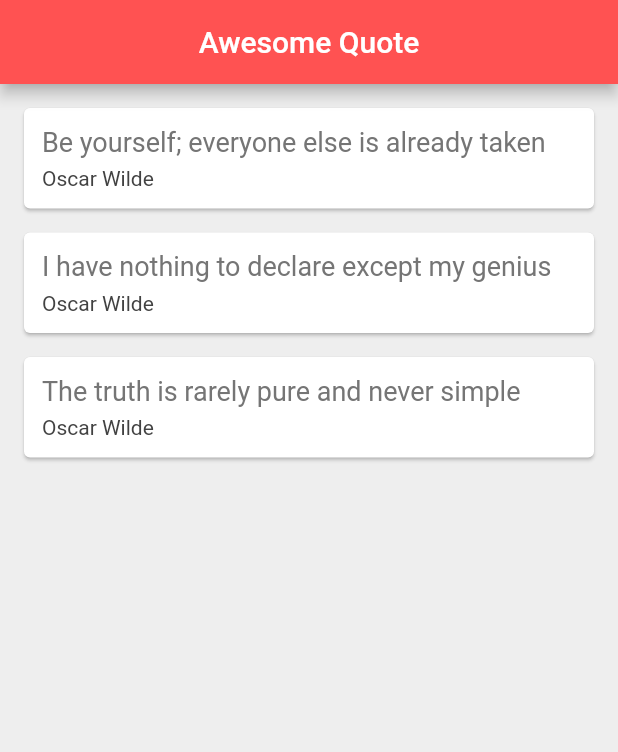
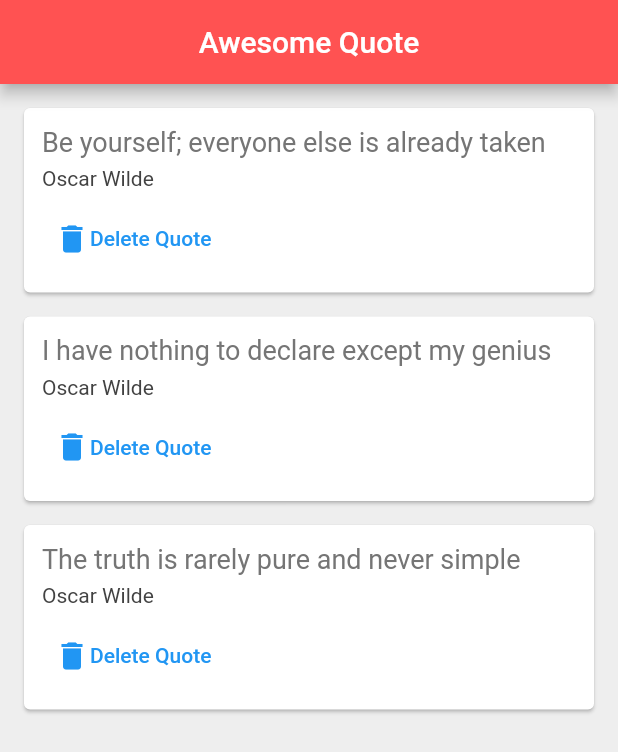
Before and after one commit to angkasa27/flutter-quotes-app, a Flutter app: the screen it shows after launch, on a phone screen of 412 x 824 dp. Shown: the top 752 px of the screen. Run offline on Flutter 3.47's test engine with Material 2 defaults, Android fonts, the phone set to English and light mode, and no system bars.

Commit message:
Add delete func

```diff
--- a/lib/main.dart
+++ b/lib/main.dart
@@ -1,5 +1,6 @@
 import 'package:flutter/material.dart';
 import 'quote.dart';
+import 'quote_card.dart';
 
 void main() => runApp(MaterialApp(
       home: QuotesList(),
@@ -25,27 +26,6 @@ class _QuotesListState extends State<QuotesList> {
         text: 'The truth is rarely pure and never simple')
   ];
 
-  Widget quoteTemplate(quote) {
-    return Card(
-      margin: EdgeInsets.fromLTRB(16, 16, 16, 0),
-      child: Padding(
-        padding: EdgeInsets.all(12),
-        child: Column(
-          crossAxisAlignment: CrossAxisAlignment.stretch,
-          children: [
-            Text(quote.text,
-                style: TextStyle(fontSize: 18, color: Colors.grey[600])),
-            SizedBox(height: 6),
-            Text(
-              quote.author,
-              style: TextStyle(fontSize: 14, color: Colors.grey[800]),
-            )
-          ],
-        ),
-      ),
-    );
-  }
-
   @override
   Widget build(BuildContext context) {
     return Scaffold(
@@ -56,9 +36,11 @@ class _QuotesListState extends State<QuotesList> {
         backgroundColor: Colors.redAccent,
       ),
       body: Column(
-        children: quotes
-            .map((quote) => quoteTemplate(quote))
-            .toList(),
+        children: quotes.map((quote) => QuoteCard(quote: quote, delete: () {
+          setState(() {
+            quotes.remove(quote);
+          });
+        })).toList(),
       ),
     );
   }
--- /dev/null
+++ b/lib/quote_card.dart
@@ -0,0 +1,44 @@
+import 'package:flutter/material.dart';
+import 'quote.dart';
+
+class QuoteCard extends StatelessWidget {
+  const QuoteCard({
+    Key? key,
+    required this.quote,
+    required this.delete
+  }) : super(key: key);
+
+  final quote;
+  final delete;
+
+  @override
+  Widget build(BuildContext context) {
+    return Card(
+      margin: EdgeInsets.fromLTRB(16, 16, 16, 0),
+      child: Padding(
+        padding: EdgeInsets.all(12),
+        child: Column(
+          crossAxisAlignment: CrossAxisAlignment.stretch,
+          children: [
+            Text(quote.text,
+                style: TextStyle(fontSize: 18, color: Colors.grey[600])),
+            SizedBox(height: 6),
+            Text(
+              quote.author,
+              style: TextStyle(fontSize: 14, color: Colors.grey[800]),
+            ),
+            SizedBox(
+              height: 8,
+            ),
+            TextButton(
+              onPressed: delete,
+              child: Row(
+                children: [ Icon(Icons.delete), Text('Delete Quote')],
+              ),
+            )
+          ],
+        ),
+      ),
+    );
+  }
+}
```
